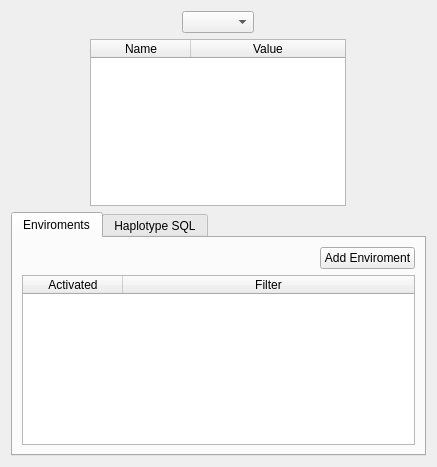
Above: yatel/gui/uis/ExplorerFrame.ui from leliel12/yatel before the change. Below: the same form after it.
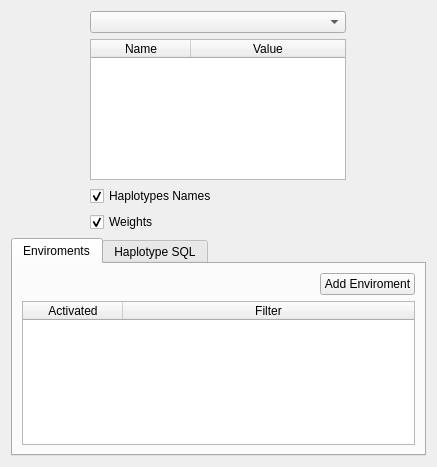
That is the form after the change. The open tabs and pages were chosen to show the change.

Commit message: added show and hide via gui of haps_names and weights

Diff of the .ui file:
```diff
--- a/yatel/gui/uis/ExplorerFrame.ui
+++ b/yatel/gui/uis/ExplorerFrame.ui
@@ -27,7 +27,7 @@
      </item>
      <item>
       <layout class="QVBoxLayout" name="verticalLayout_2">
-       <item alignment="Qt::AlignHCenter">
+       <item>
         <widget class="QComboBox" name="hapsComboBox">
          <property name="sizePolicy">
           <sizepolicy hsizetype="Minimum" vsizetype="Fixed">
@@ -37,10 +37,10 @@
          </property>
         </widget>
        </item>
-       <item alignment="Qt::AlignHCenter">
+       <item>
         <widget class="QTableWidget" name="attTableWidget">
          <property name="sizePolicy">
-          <sizepolicy hsizetype="Maximum" vsizetype="Expanding">
+          <sizepolicy hsizetype="Minimum" vsizetype="Expanding">
            <horstretch>0</horstretch>
            <verstretch>0</verstretch>
           </sizepolicy>
@@ -69,6 +69,42 @@
          </column>
         </widget>
        </item>
+       <item>
+        <layout class="QVBoxLayout" name="verticalLayout_6">
+         <item>
+          <widget class="QCheckBox" name="haplotypesNamesCheckBox">
+           <property name="sizePolicy">
+            <sizepolicy hsizetype="Maximum" vsizetype="Fixed">
+             <horstretch>0</horstretch>
+             <verstretch>0</verstretch>
+            </sizepolicy>
+           </property>
+           <property name="text">
+            <string>Haplotypes Names</string>
+           </property>
+           <property name="checked">
+            <bool>true</bool>
+           </property>
+          </widget>
+         </item>
+         <item>
+          <widget class="QCheckBox" name="weightsCheckBox">
+           <property name="sizePolicy">
+            <sizepolicy hsizetype="Maximum" vsizetype="Fixed">
+             <horstretch>0</horstretch>
+             <verstretch>0</verstretch>
+            </sizepolicy>
+           </property>
+           <property name="text">
+            <string>Weights</string>
+           </property>
+           <property name="checked">
+            <bool>true</bool>
+           </property>
+          </widget>
+         </item>
+        </layout>
+       </item>
       </layout>
      </item>
     </layout>
```
Left out of the diff: 2 changed lines with no effect on the pictures. The commit also changes 2 other files.
